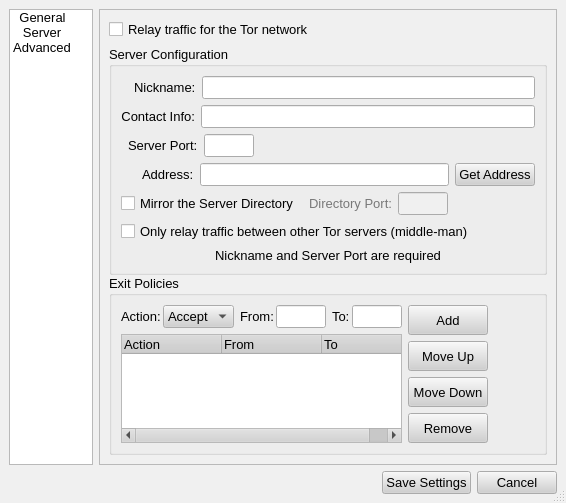
Before: the Qt Designer form src/gui/config/configdialog.ui in a-ilin/vidalia, drawn with Qt 5.
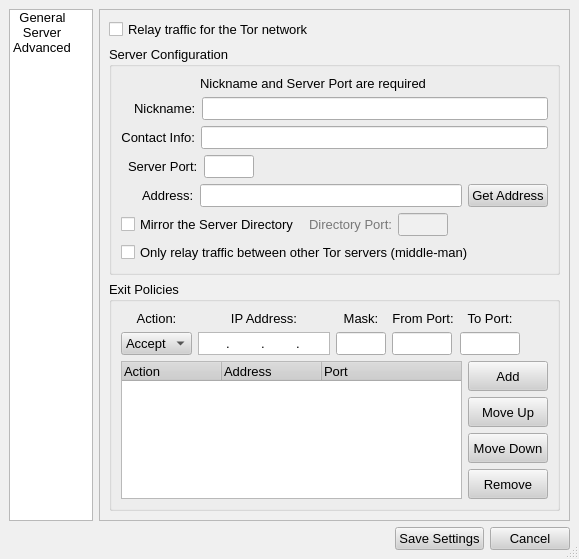
After: the same form once the commit is applied. The open tabs and pages were chosen to show the change. Icons and pictures are not drawn.

Commit message:
Submitted for your approval: An IP address box widget type thing.
svn:r491

The edit to the form file:
```diff
--- a/src/gui/config/configdialog.ui
+++ b/src/gui/config/configdialog.ui
@@ -8,8 +8,8 @@
    <rect>
     <x>0</x>
     <y>0</y>
-    <width>566</width>
-    <height>403</height>
+    <width>410</width>
+    <height>353</height>
    </rect>
   </property>
   <property name="palette" >
@@ -842,12 +842,15 @@
            <property name="frameShadow" >
             <enum>QFrame::Plain</enum>
            </property>
+           <property name="lineWidth" >
+            <number>0</number>
+           </property>
            <layout class="QVBoxLayout" >
             <property name="margin" >
              <number>0</number>
             </property>
             <property name="spacing" >
-             <number>0</number>
+             <number>6</number>
             </property>
             <item>
              <widget class="QGroupBox" name="grpServerConfig" >
@@ -864,74 +867,7 @@
                <property name="spacing" >
                 <number>6</number>
                </property>
-               <item row="3" column="0" >
-                <widget class="QLabel" name="label_4" >
-                 <property name="contextMenuPolicy" >
-                  <enum>Qt::NoContextMenu</enum>
-                 </property>
-                 <property name="text" >
-                  <string>Address:</string>
-                 </property>
-                 <property name="alignment" >
-                  <set>Qt::AlignLeading|Qt::AlignLeft|Qt::AlignVCenter</set>
-                 </property>
-                 <property name="margin" >
-                  <number>0</number>
-                 </property>
-                 <property name="indent" >
-                  <number>21</number>
-                 </property>
-                </widget>
-               </item>
-               <item row="3" column="2" >
-                <widget class="QPushButton" name="btnGetAddress" >
-                 <property name="minimumSize" >
-                  <size>
-                   <width>0</width>
-                   <height>0</height>
-                  </size>
-                 </property>
-                 <property name="contextMenuPolicy" >
-                  <enum>Qt::NoContextMenu</enum>
-                 </property>
-                 <property name="toolTip" >
-                  <string>Attempts to determine the correct address for your server</string>
-                 </property>
-                 <property name="text" >
-                  <string>Get Address</string>
-                 </property>
-                </widget>
-               </item>
-               <item row="3" column="1" >
-                <widget class="QLineEdit" name="lineServerAddress" >
-                 <property name="cursor" >
-                  <cursor>4</cursor>
-                 </property>
-                 <property name="contextMenuPolicy" >
-                  <enum>Qt::NoContextMenu</enum>
-                 </property>
-                 <property name="toolTip" >
-                  <string>Domain name or IP address of your server</string>
-                 </property>
-                </widget>
-               </item>
-               <item row="6" column="0" colspan="3" >
-                <widget class="QLabel" name="lblRequired" >
-                 <property name="layoutDirection" >
-                  <enum>Qt::LeftToRight</enum>
-                 </property>
-                 <property name="text" >
-                  <string>Nickname and Server Port are required</string>
-                 </property>
-                 <property name="textFormat" >
-                  <enum>Qt::AutoText</enum>
-                 </property>
-                 <property name="alignment" >
-                  <set>Qt::AlignCenter</set>
-                 </property>
-                </widget>
-               </item>
-               <item row="5" column="0" colspan="3" >
+               <item row="6" column="0" colspan="4" >
                 <widget class="QCheckBox" name="chkMiddleMan" >
                  <property name="contextMenuPolicy" >
                   <enum>Qt::NoContextMenu</enum>
@@ -944,7 +880,7 @@
                  </property>
                 </widget>
                </item>
-               <item row="4" column="0" colspan="3" >
+               <item row="5" column="0" colspan="4" >
                 <layout class="QHBoxLayout" >
                  <property name="margin" >
                   <number>0</number>
@@ -1033,7 +969,58 @@
                  </item>
                 </layout>
                </item>
-               <item row="2" column="0" colspan="3" >
+               <item row="4" column="1" >
+                <widget class="QLineEdit" name="lineServerAddress" >
+                 <property name="cursor" >
+                  <cursor>4</cursor>
+                 </property>
+                 <property name="contextMenuPolicy" >
+                  <enum>Qt::NoContextMenu</enum>
+                 </property>
+                 <property name="toolTip" >
+                  <string>Domain name or IP address of your server</string>
+                 </property>
+                </widget>
+               </item>
+               <item row="4" column="0" >
+                <widget class="QLabel" name="label_4" >
+                 <property name="contextMenuPolicy" >
+                  <enum>Qt::NoContextMenu</enum>
+                 </property>
+                 <property name="text" >
+                  <string>Address:</string>
+                 </property>
+                 <property name="alignment" >
+                  <set>Qt::AlignLeading|Qt::AlignLeft|Qt::AlignVCenter</set>
+                 </property>
+                 <property name="margin" >
+                  <number>0</number>
+                 </property>
+                 <property name="indent" >
+                  <number>21</number>
+                 </property>
+                </widget>
+               </item>
+               <item row="4" column="2" colspan="2" >
+                <widget class="QPushButton" name="btnGetAddress" >
+                 <property name="minimumSize" >
+                  <size>
+                   <width>0</width>
+                   <height>0</height>
+                  </size>
+                 </property>
+                 <property name="contextMenuPolicy" >
+                  <enum>Qt::NoContextMenu</enum>
+                 </property>
+                 <property name="toolTip" >
+                  <string>Attempts to determine the correct address for your server</string>
+                 </property>
+                 <property name="text" >
+                  <string>Get Address</string>
+                 </property>
+                </widget>
+               </item>
+               <item row="3" column="0" colspan="4" >
                 <layout class="QHBoxLayout" >
                  <property name="margin" >
                   <number>0</number>
@@ -1112,7 +1099,7 @@
                  </item>
                 </layout>
                </item>
-               <item row="1" column="0" colspan="3" >
+               <item row="2" column="0" colspan="4" >
                 <layout class="QHBoxLayout" >
                  <property name="margin" >
                   <number>0</number>
@@ -1148,7 +1135,7 @@
                  </item>
                 </layout>
                </item>
-               <item row="0" column="0" colspan="3" >
+               <item row="1" column="0" colspan="4" >
                 <layout class="QHBoxLayout" >
                  <property name="margin" >
                   <number>0</number>
@@ -1196,6 +1183,22 @@
                  </item>
                 </layout>
                </item>
+               <item row="0" column="0" colspan="3" >
+                <widget class="QLabel" name="lblRequired" >
+                 <property name="layoutDirection" >
+                  <enum>Qt::LeftToRight</enum>
+                 </property>
+                 <property name="text" >
+                  <string>Nickname and Server Port are required</string>
+                 </property>
+                 <property name="textFormat" >
+                  <enum>Qt::AutoText</enum>
+                 </property>
+                 <property name="alignment" >
+                  <set>Qt::AlignCenter</set>
+                 </property>
+                </widget>
+               </item>
               </layout>
              </widget>
             </item>
@@ -1207,13 +1210,21 @@
               <property name="title" >
                <string>Exit Policies</string>
               </property>
-              <layout class="QVBoxLayout" >
+              <layout class="QGridLayout" >
                <property name="margin" >
                 <number>9</number>
                </property>
                <property name="spacing" >
                 <number>6</number>
                </property>
+               <item row="0" column="0" colspan="2" >
+                <layout class="QHBoxLayout" >
+                 <property name="margin" >
+                  <number>0</number>
+                 </property>
+                 <property name="spacing" >
+                  <number>6</number>
+                 </property>
                <item>
                 <layout class="QHBoxLayout" >
                  <property name="margin" >
@@ -1229,35 +1240,6 @@
                    </property>
                    <property name="spacing" >
                     <number>6</number>
-                   </property>
-                   <item>
-                    <layout class="QHBoxLayout" >
-                     <property name="margin" >
-                      <number>0</number>
-                     </property>
-                     <property name="spacing" >
-                      <number>6</number>
-                     </property>
-                     <item>
-                      <spacer>
-                       <property name="orientation" >
-                        <enum>Qt::Horizontal</enum>
-                       </property>
-                       <property name="sizeHint" >
-                        <size>
-                         <width>16</width>
-                         <height>20</height>
-                        </size>
-                       </property>
-                      </spacer>
-                     </item>
-                     <item>
-                      <layout class="QHBoxLayout" >
-                       <property name="margin" >
-                        <number>0</number>
-                       </property>
-                       <property name="spacing" >
-                        <number>2</number>
                        </property>
                        <item>
                         <widget class="QLabel" name="label_6" >
@@ -1267,10 +1249,21 @@
                          <property name="text" >
                           <string>Action:</string>
                          </property>
+                       <property name="alignment" >
+                        <set>Qt::AlignCenter</set>
+                       </property>
                         </widget>
                        </item>
                        <item>
                         <widget class="QComboBox" name="cmboAction" >
+                       <property name="sizePolicy" >
+                        <sizepolicy>
+                         <hsizetype>0</hsizetype>
+                         <vsizetype>0</vsizetype>
+                         <horstretch>0</horstretch>
+                         <verstretch>0</verstretch>
+                        </sizepolicy>
+                       </property>
                          <property name="contextMenuPolicy" >
                           <enum>Qt::NoContextMenu</enum>
                          </property>
@@ -1295,12 +1288,12 @@
                       </layout>
                      </item>
                      <item>
-                      <layout class="QHBoxLayout" >
+                    <layout class="QVBoxLayout" >
                        <property name="margin" >
                         <number>0</number>
                        </property>
                        <property name="spacing" >
-                        <number>2</number>
+                      <number>6</number>
                        </property>
                        <item>
                         <widget class="QLabel" name="label_7" >
@@ -1308,7 +1301,455 @@
                           <enum>Qt::NoContextMenu</enum>
                          </property>
                          <property name="text" >
-                          <string>From:</string>
+                        <string>IP Address:</string>
+                       </property>
+                       <property name="alignment" >
+                        <set>Qt::AlignCenter</set>
+                       </property>
+                      </widget>
+                     </item>
+                     <item>
+                      <widget class="QFrame" name="frame" >
+                       <property name="sizePolicy" >
+                        <sizepolicy>
+                         <hsizetype>0</hsizetype>
+                         <vsizetype>0</vsizetype>
+                         <horstretch>0</horstretch>
+                         <verstretch>0</verstretch>
+                        </sizepolicy>
+                       </property>
+                       <property name="contextMenuPolicy" >
+                        <enum>Qt::NoContextMenu</enum>
+                       </property>
+                       <property name="frameShape" >
+                        <enum>QFrame::StyledPanel</enum>
+                       </property>
+                       <property name="frameShadow" >
+                        <enum>QFrame::Plain</enum>
+                       </property>
+                       <layout class="QVBoxLayout" >
+                        <property name="margin" >
+                         <number>0</number>
+                        </property>
+                        <property name="spacing" >
+                         <number>0</number>
+                        </property>
+                        <item>
+                         <layout class="QHBoxLayout" >
+                          <property name="margin" >
+                           <number>0</number>
+                          </property>
+                          <property name="spacing" >
+                           <number>0</number>
+                          </property>
+                          <item>
+                           <widget class="QLineEdit" name="lineExitAddrA" >
+                            <property name="sizePolicy" >
+                             <sizepolicy>
+                              <hsizetype>0</hsizetype>
+                              <vsizetype>0</vsizetype>
+                              <horstretch>0</horstretch>
+                              <verstretch>0</verstretch>
+                             </sizepolicy>
+                            </property>
+                            <property name="minimumSize" >
+                             <size>
+                              <width>25</width>
+                              <height>0</height>
+                             </size>
+                            </property>
+                            <property name="maximumSize" >
+                             <size>
+                              <width>25</width>
+                              <height>16777215</height>
+                             </size>
+                            </property>
+                            <property name="contextMenuPolicy" >
+                             <enum>Qt::NoContextMenu</enum>
+                            </property>
+                            <property name="toolTip" >
+                             <string>IP address for new exit policy</string>
+                            </property>
+                            <property name="inputMask" >
+                             <string/>
+                            </property>
+                            <property name="maxLength" >
+                             <number>3</number>
+                            </property>
+                            <property name="frame" >
+                             <bool>false</bool>
+                            </property>
+                            <property name="alignment" >
+                             <set>Qt::AlignHCenter</set>
+                            </property>
+                           </widget>
+                          </item>
+                          <item>
+                           <widget class="QLineEdit" name="spacer1" >
+                            <property name="enabled" >
+                             <bool>true</bool>
+                            </property>
+                            <property name="sizePolicy" >
+                             <sizepolicy>
+                              <hsizetype>0</hsizetype>
+                              <vsizetype>0</vsizetype>
+                              <horstretch>0</horstretch>
+                              <verstretch>0</verstretch>
+                             </sizepolicy>
+                            </property>
+                            <property name="minimumSize" >
+                             <size>
+                              <width>10</width>
+                              <height>0</height>
+                             </size>
+                            </property>
+                            <property name="maximumSize" >
+                             <size>
+                              <width>10</width>
+                              <height>16777215</height>
+                             </size>
+                            </property>
+                            <property name="focusPolicy" >
+                             <enum>Qt::NoFocus</enum>
+                            </property>
+                            <property name="contextMenuPolicy" >
+                             <enum>Qt::NoContextMenu</enum>
+                            </property>
+                            <property name="toolTip" >
+                             <string>IP address for new exit policy</string>
+                            </property>
+                            <property name="text" >
+                             <string>.</string>
+                            </property>
+                            <property name="maxLength" >
+                             <number>1</number>
+                            </property>
+                            <property name="frame" >
+                             <bool>false</bool>
+                            </property>
+                            <property name="alignment" >
+                             <set>Qt::AlignHCenter</set>
+                            </property>
+                            <property name="readOnly" >
+                             <bool>true</bool>
+                            </property>
+                           </widget>
+                          </item>
+                          <item>
+                           <widget class="QLineEdit" name="lineExitAddrB" >
+                            <property name="sizePolicy" >
+                             <sizepolicy>
+                              <hsizetype>0</hsizetype>
+                              <vsizetype>0</vsizetype>
+                              <horstretch>0</horstretch>
+                              <verstretch>0</verstretch>
+                             </sizepolicy>
+                            </property>
+                            <property name="minimumSize" >
+                             <size>
+                              <width>25</width>
+                              <height>0</height>
+                             </size>
+                            </property>
+                            <property name="maximumSize" >
+                             <size>
+                              <width>25</width>
+                              <height>16777215</height>
+                             </size>
+                            </property>
+                            <property name="contextMenuPolicy" >
+                             <enum>Qt::NoContextMenu</enum>
+                            </property>
+                            <property name="toolTip" >
+                             <string>IP address for new exit policy</string>
+                            </property>
+                            <property name="inputMask" >
+                             <string/>
+                            </property>
+                            <property name="maxLength" >
+                             <number>3</number>
+                            </property>
+                            <property name="frame" >
+                             <bool>false</bool>
+                            </property>
+                            <property name="alignment" >
+                             <set>Qt::AlignHCenter</set>
+                            </property>
+                           </widget>
+                          </item>
+                          <item>
+                           <widget class="QLineEdit" name="spacer2" >
+                            <property name="enabled" >
+                             <bool>true</bool>
+                            </property>
+                            <property name="sizePolicy" >
+                             <sizepolicy>
+                              <hsizetype>0</hsizetype>
+                              <vsizetype>0</vsizetype>
+                              <horstretch>0</horstretch>
+                              <verstretch>0</verstretch>
+                             </sizepolicy>
+                            </property>
+                            <property name="minimumSize" >
+                             <size>
+                              <width>10</width>
+                              <height>0</height>
+                             </size>
+                            </property>
+                            <property name="maximumSize" >
+                             <size>
+                              <width>10</width>
+                              <height>16777215</height>
+                             </size>
+                            </property>
+                            <property name="focusPolicy" >
+                             <enum>Qt::NoFocus</enum>
+                            </property>
+                            <property name="contextMenuPolicy" >
+                             <enum>Qt::NoContextMenu</enum>
+                            </property>
+                            <property name="toolTip" >
+                             <string>IP address for new exit policy</string>
+                            </property>
+                            <property name="text" >
+                             <string>.</string>
+                            </property>
+                            <property name="maxLength" >
+                             <number>1</number>
+                            </property>
+                            <property name="frame" >
+                             <bool>false</bool>
+                            </property>
+                            <property name="alignment" >
+                             <set>Qt::AlignHCenter</set>
+                            </property>
+                            <property name="readOnly" >
+                             <bool>true</bool>
+                            </property>
+                           </widget>
+                          </item>
+                          <item>
+                           <widget class="QLineEdit" name="lineExitAddrC" >
+                            <property name="sizePolicy" >
+                             <sizepolicy>
+                              <hsizetype>0</hsizetype>
+                              <vsizetype>0</vsizetype>
+                              <horstretch>0</horstretch>
+                              <verstretch>0</verstretch>
+                             </sizepolicy>
+                            </property>
+                            <property name="minimumSize" >
+                             <size>
+                              <width>25</width>
+                              <height>0</height>
+                             </size>
+                            </property>
+                            <property name="maximumSize" >
+                             <size>
+                              <width>25</width>
+                              <height>16777215</height>
+                             </size>
+                            </property>
+                            <property name="contextMenuPolicy" >
+                             <enum>Qt::NoContextMenu</enum>
+                            </property>
+                            <property name="toolTip" >
+                             <string>IP address for new exit policy</string>
+                            </property>
+                            <property name="inputMask" >
+                             <string/>
+                            </property>
+                            <property name="maxLength" >
+                             <number>3</number>
+                            </property>
+                            <property name="frame" >
+                             <bool>false</bool>
+                            </property>
+                            <property name="alignment" >
+                             <set>Qt::AlignHCenter</set>
+                            </property>
+                           </widget>
+                          </item>
+                          <item>
+                           <widget class="QLineEdit" name="spacer3" >
+                            <property name="enabled" >
+                             <bool>true</bool>
+                            </property>
+                            <property name="sizePolicy" >
+                             <sizepolicy>
+                              <hsizetype>0</hsizetype>
+                              <vsizetype>0</vsizetype>
+                              <horstretch>0</horstretch>
+                              <verstretch>0</verstretch>
+                             </sizepolicy>
+                            </property>
+                            <property name="minimumSize" >
+                             <size>
+                              <width>10</width>
+                              <height>0</height>
+                             </size>
+                            </property>
+                            <property name="maximumSize" >
+                             <size>
+                              <width>10</width>
+                              <height>16777215</height>
+                             </size>
+                            </property>
+                            <property name="focusPolicy" >
+                             <enum>Qt::NoFocus</enum>
+                            </property>
+                            <property name="contextMenuPolicy" >
+                             <enum>Qt::NoContextMenu</enum>
+                            </property>
+                            <property name="toolTip" >
+                             <string>IP address for new exit policy</string>
+                            </property>
+                            <property name="text" >
+                             <string>.</string>
+                            </property>
+                            <property name="maxLength" >
+                             <number>1</number>
+                            </property>
+                            <property name="frame" >
+                             <bool>false</bool>
+                            </property>
+                            <property name="alignment" >
+                             <set>Qt::AlignHCenter</set>
+                            </property>
+                            <property name="readOnly" >
+                             <bool>true</bool>
+                            </property>
+                           </widget>
+                          </item>
+                          <item>
+                           <widget class="QLineEdit" name="lineExitAddrD" >
+                            <property name="sizePolicy" >
+                             <sizepolicy>
+                              <hsizetype>0</hsizetype>
+                              <vsizetype>0</vsizetype>
+                              <horstretch>0</horstretch>
+                              <verstretch>0</verstretch>
+                             </sizepolicy>
+                            </property>
+                            <property name="minimumSize" >
+                             <size>
+                              <width>25</width>
+                              <height>0</height>
+                             </size>
+                            </property>
+                            <property name="maximumSize" >
+                             <size>
+                              <width>25</width>
+                              <height>16777215</height>
+                             </size>
+                            </property>
+                            <property name="contextMenuPolicy" >
+                             <enum>Qt::NoContextMenu</enum>
+                            </property>
+                            <property name="toolTip" >
+                             <string>IP address for new exit policy</string>
+                            </property>
+                            <property name="inputMask" >
+                             <string/>
+                            </property>
+                            <property name="maxLength" >
+                             <number>3</number>
+                            </property>
+                            <property name="frame" >
+                             <bool>false</bool>
+                            </property>
+                            <property name="alignment" >
+                             <set>Qt::AlignHCenter</set>
+                            </property>
+                           </widget>
+                          </item>
+                         </layout>
+                        </item>
+                       </layout>
+                      </widget>
+                     </item>
+                    </layout>
+                   </item>
+                   <item>
+                    <layout class="QVBoxLayout" >
+                     <property name="margin" >
+                      <number>0</number>
+                     </property>
+                     <property name="spacing" >
+                      <number>6</number>
+                     </property>
+                     <item>
+                      <widget class="QLabel" name="label_8" >
+                       <property name="contextMenuPolicy" >
+                        <enum>Qt::NoContextMenu</enum>
+                       </property>
+                       <property name="text" >
+                        <string>Mask:</string>
+                       </property>
+                       <property name="alignment" >
+                        <set>Qt::AlignCenter</set>
+                       </property>
+                      </widget>
+                     </item>
+                     <item>
+                      <widget class="QLineEdit" name="lineExitAddrMask" >
+                       <property name="sizePolicy" >
+                        <sizepolicy>
+                         <hsizetype>0</hsizetype>
+                         <vsizetype>0</vsizetype>
+                         <horstretch>0</horstretch>
+                         <verstretch>0</verstretch>
+                        </sizepolicy>
+                       </property>
+                       <property name="minimumSize" >
+                        <size>
+                         <width>50</width>
+                         <height>0</height>
+                        </size>
+                       </property>
+                       <property name="maximumSize" >
+                        <size>
+                         <width>50</width>
+                         <height>16777215</height>
+                        </size>
+                       </property>
+                       <property name="contextMenuPolicy" >
+                        <enum>Qt::NoContextMenu</enum>
+                       </property>
+                       <property name="toolTip" >
+                        <string>IP address mask for new exit policy</string>
+                       </property>
+                       <property name="inputMask" >
+                        <string/>
+                       </property>
+                       <property name="maxLength" >
+                        <number>2</number>
+                       </property>
+                       <property name="alignment" >
+                        <set>Qt::AlignHCenter</set>
+                       </property>
+                      </widget>
+                     </item>
+                    </layout>
+                   </item>
+                   <item>
+                    <layout class="QVBoxLayout" >
+                     <property name="margin" >
+                      <number>0</number>
+                     </property>
+                     <property name="spacing" >
+                      <number>6</number>
+                     </property>
+                     <item>
+                      <widget class="QLabel" name="label_12" >
+                       <property name="contextMenuPolicy" >
+                        <enum>Qt::NoContextMenu</enum>
+                       </property>
+                       <property name="text" >
+                        <string>From Port:</string>
+                       </property>
+                       <property name="alignment" >
+                        <set>Qt::AlignCenter</set>
                          </property>
                         </widget>
                        </item>
@@ -1324,38 +1765,50 @@
                          </property>
                          <property name="minimumSize" >
                           <size>
-                           <width>50</width>
+                         <width>60</width>
                            <height>0</height>
                           </size>
                          </property>
                          <property name="maximumSize" >
                           <size>
-                           <width>50</width>
+                         <width>60</width>
                            <height>16777215</height>
                           </size>
                          </property>
                          <property name="toolTip" >
                           <string>Start port for new exit policy</string>
                          </property>
+                       <property name="inputMask" >
+                        <string/>
+                       </property>
+                       <property name="maxLength" >
+                        <number>5</number>
+                       </property>
+                       <property name="alignment" >
+                        <set>Qt::AlignHCenter</set>
+                       </property>
                         </widget>
                        </item>
                       </layout>
                      </item>
                      <item>
-                      <layout class="QHBoxLayout" >
+                    <layout class="QVBoxLayout" >
                        <property name="margin" >
                         <number>0</number>
                        </property>
                        <property name="spacing" >
-                        <number>2</number>
+                      <number>6</number>
                        </property>
                        <item>
-                        <widget class="QLabel" name="label_8" >
+                      <widget class="QLabel" name="label_11" >
                          <property name="contextMenuPolicy" >
                           <enum>Qt::NoContextMenu</enum>
                          </property>
                          <property name="text" >
-                          <string>To:</string>
+                        <string>To Port:</string>
+                       </property>
+                       <property name="alignment" >
+                        <set>Qt::AlignCenter</set>
                          </property>
                         </widget>
                        </item>
@@ -1371,19 +1824,28 @@
                          </property>
                          <property name="minimumSize" >
                           <size>
-                           <width>50</width>
+                         <width>60</width>
                            <height>0</height>
                           </size>
                          </property>
                          <property name="maximumSize" >
                           <size>
-                           <width>50</width>
+                         <width>60</width>
                            <height>16777215</height>
                           </size>
                          </property>
                          <property name="toolTip" >
                           <string>End port for new exit policy</string>
                          </property>
+                       <property name="inputMask" >
+                        <string/>
+                       </property>
+                       <property name="maxLength" >
+                        <number>5</number>
+                       </property>
+                       <property name="alignment" >
+                        <set>Qt::AlignHCenter</set>
+                       </property>
                         </widget>
                        </item>
                       </layout>
@@ -1391,6 +1853,21 @@
                     </layout>
                    </item>
                    <item>
+                  <spacer>
+                   <property name="orientation" >
+                    <enum>Qt::Horizontal</enum>
+                   </property>
+                   <property name="sizeHint" >
+                    <size>
+                     <width>40</width>
+                     <height>20</height>
+                    </size>
+                   </property>
+                  </spacer>
+                 </item>
+                </layout>
+               </item>
+               <item row="1" column="0" >
                     <widget class="QTreeWidget" name="lstExitPolicies" >
                      <property name="sizePolicy" >
                       <sizepolicy>
@@ -1437,19 +1914,17 @@
                      </column>
                      <column>
                       <property name="text" >
-                       <string>From</string>
+                   <string>Address</string>
                       </property>
                      </column>
                      <column>
                       <property name="text" >
-                       <string>To</string>
+                   <string>Port</string>
                       </property>
                      </column>
                     </widget>
                    </item>
-                  </layout>
-                 </item>
-                 <item>
+               <item row="1" column="1" >
                   <layout class="QVBoxLayout" >
                    <property name="margin" >
                     <number>0</number>
@@ -1533,48 +2008,7 @@
                      </property>
                     </widget>
                    </item>
-                   <item>
-                    <spacer>
-                     <property name="orientation" >
-                      <enum>Qt::Vertical</enum>
-                     </property>
-                     <property name="sizeHint" >
-                      <size>
-                       <width>20</width>
-                       <height>37</height>
-                      </size>
-                     </property>
-                    </spacer>
-                   </item>
-                  </layout>
-                 </item>
-                 <item>
-                  <spacer>
-                   <property name="orientation" >
-                    <enum>Qt::Horizontal</enum>
-                   </property>
-                   <property name="sizeHint" >
-                    <size>
-                     <width>102</width>
-                     <height>20</height>
-                    </size>
-                   </property>
-                  </spacer>
-                 </item>
-                </layout>
-               </item>
-               <item>
-                <spacer>
-                 <property name="orientation" >
-                  <enum>Qt::Vertical</enum>
-                 </property>
-                 <property name="sizeHint" >
-                  <size>
-                   <width>20</width>
-                   <height>16</height>
-                  </size>
-                 </property>
-                </spacer>
+                </layout>
                </item>
               </layout>
              </widget>
```
Left out of the diff: 44 changed lines with no effect on the pictures. Lines whose indentation alone changed are shown as unchanged. The commit also changes 1 other file.
